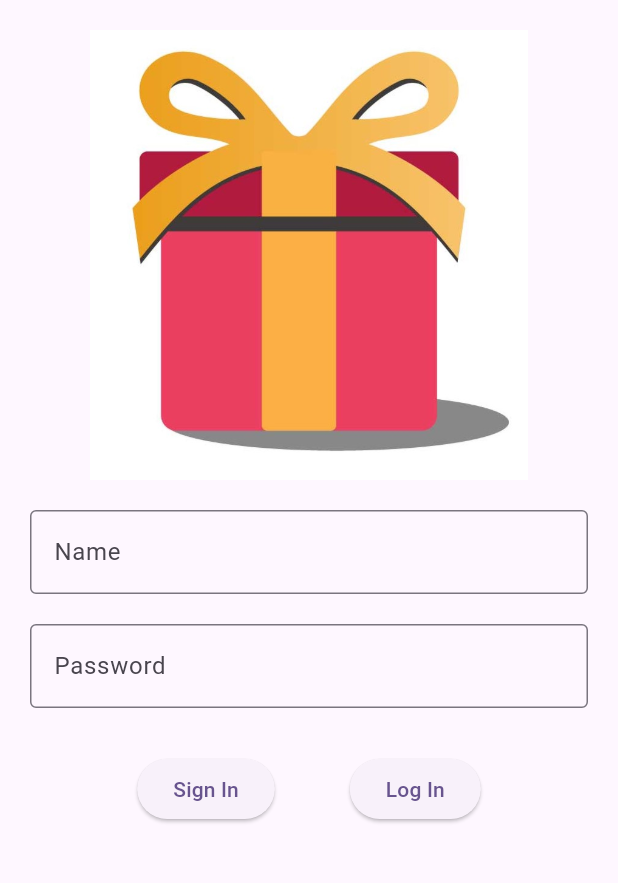
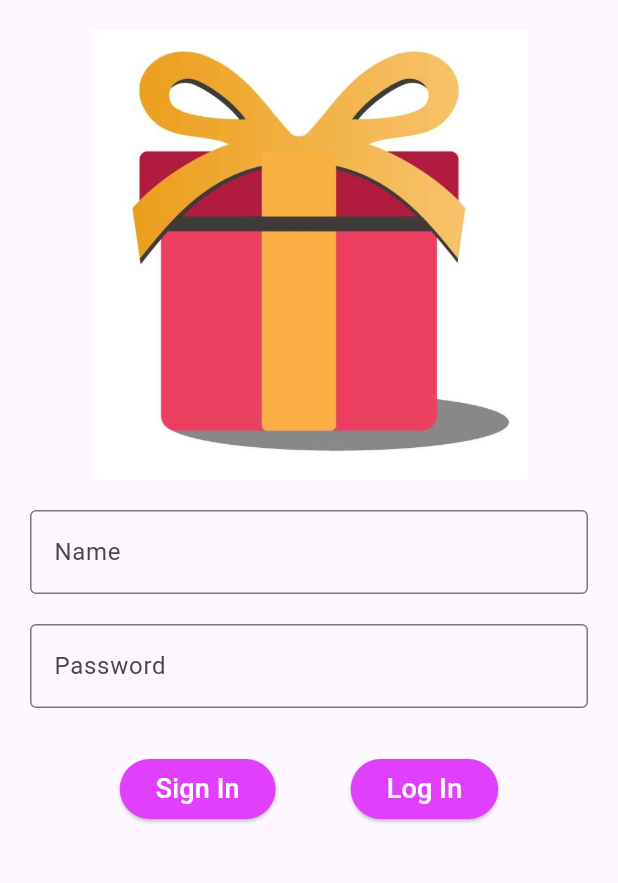
Before and after one commit to ShadyGirgis79/Hedieaty-Mobile-App, a Flutter app: the screen it shows after launch, on a phone screen of 412 x 824 dp, the part 258-1141 px from its top. Run offline on Flutter 3.47's test engine with Material 3 defaults, Android fonts, the phone set to English and light mode, and no system bars.

Commit message:
Edited Functions

```diff
--- a/lib/Other/LogInPage.dart
+++ b/lib/Other/LogInPage.dart
@@ -132,7 +132,11 @@ class _LogInPageState extends State<LogInPage> {
                 ),
                 child: const Text(
                   "Log In",
-                  style: TextStyle(fontSize: 18),
+                  style: TextStyle(
+                    fontSize: 18,
+                    color: Colors.white,
+                    backgroundColor: Colors.purpleAccent,
+                  ),
                 ),
               ),
             ],
--- a/lib/Other/SignInPage.dart
+++ b/lib/Other/SignInPage.dart
@@ -122,7 +122,14 @@ class _SignInPageState extends State<SignInPage> {
                   children: [
                     ElevatedButton(
                       onPressed: SignIn,
-                      child: const Text("Sign In"),
+                      child: const Text("Sign In",
+                        style: TextStyle(
+                          fontSize: 18,
+                        ),),
+                      style: ElevatedButton.styleFrom(
+                        foregroundColor: Colors.white,
+                        backgroundColor: Colors.purpleAccent,
+                      ),
                     ),
                     const SizedBox(width: 50),
                     ElevatedButton(
@@ -134,7 +141,14 @@ class _SignInPageState extends State<SignInPage> {
                           ),
                         );
                       },
-                      child: const Text("Log In"),
+                      child: const Text("Log In",
+                        style: TextStyle(
+                          fontSize: 18,
+                        ),),
+                      style: ElevatedButton.styleFrom(
+                        foregroundColor: Colors.white,
+                        backgroundColor: Colors.purpleAccent,
+                      ),
                     ),
                   ],
                 ),
```
Also changed, not shown: lib/Details/FriendsGiftDetailsPage.dart (+17 -4 lines), lib/Details/MyGiftDetailsPage.dart (+8 -1 lines), lib/Details/PledgedGiftDetailsPage.dart (+8 -1 lines).
